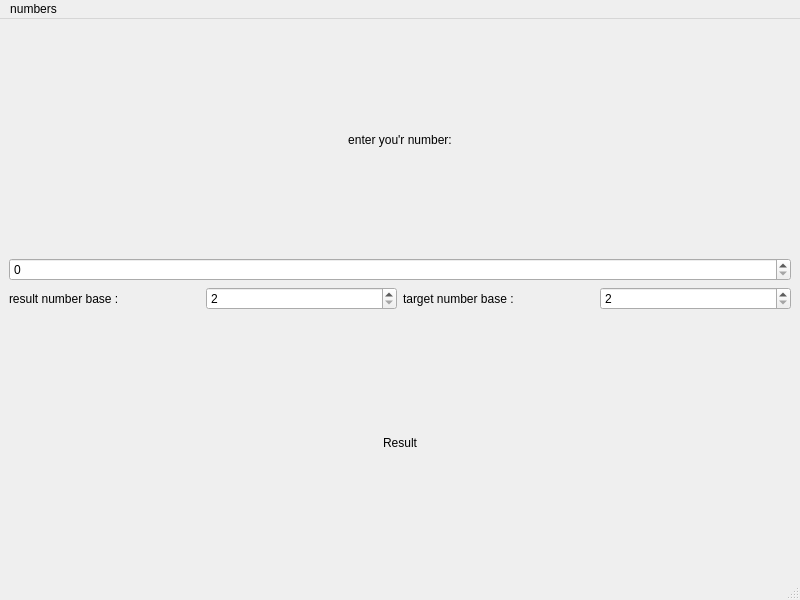
Qt form mainwindow.ui (sirUnchained/numbers-QT) before a commit.
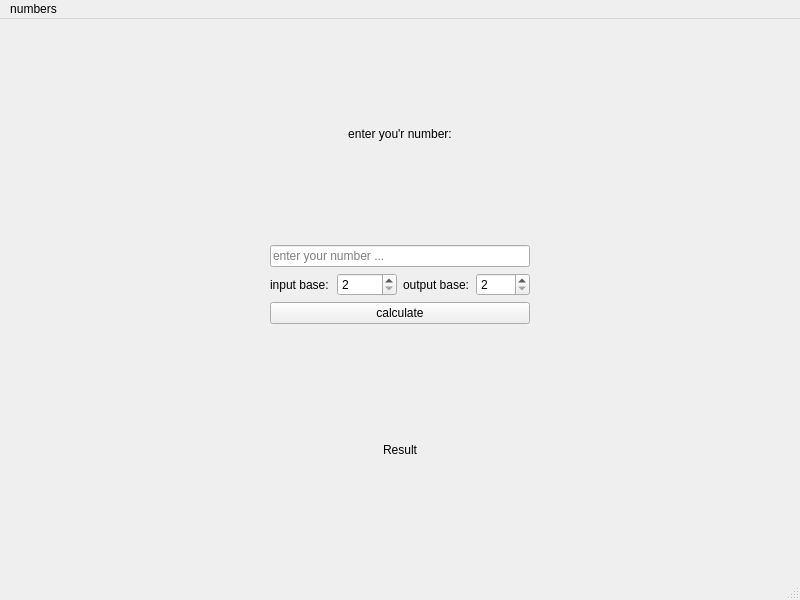
The same form after that commit.

Commit message: project is done for now ...

```diff
--- a/mainwindow.ui
+++ b/mainwindow.ui
@@ -15,6 +15,19 @@
   </property>
   <widget class="QWidget" name="centralwidget">
    <layout class="QHBoxLayout" name="horizontalLayout_4">
+    <item>
+     <spacer name="horizontalSpacer">
+      <property name="orientation">
+       <enum>Qt::Orientation::Horizontal</enum>
+      </property>
+      <property name="sizeHint" stdset="0">
+       <size>
+        <width>40</width>
+        <height>20</height>
+       </size>
+      </property>
+     </spacer>
+    </item>
     <item>
      <layout class="QVBoxLayout" name="verticalLayout_2">
       <item>
@@ -30,7 +43,11 @@
          </widget>
         </item>
         <item>
-         <widget class="QSpinBox" name="spinBox_3"/>
+         <widget class="QLineEdit" name="user_input">
+          <property name="placeholderText">
+           <string>enter your number ...</string>
+          </property>
+         </widget>
         </item>
        </layout>
       </item>
@@ -41,7 +58,7 @@
           <item>
            <widget class="QLabel" name="result_base">
             <property name="text">
-             <string>result number base :</string>
+             <string>input base:</string>
             </property>
            </widget>
           </item>
@@ -62,7 +79,7 @@
           <item>
            <widget class="QLabel" name="target_base">
             <property name="text">
-             <string>target number base :</string>
+             <string>output base:</string>
             </property>
            </widget>
           </item>
@@ -81,7 +98,14 @@
        </layout>
       </item>
       <item>
-       <widget class="QLabel" name="label_2">
+       <widget class="QPushButton" name="calc_btn">
+        <property name="text">
+         <string>calculate</string>
+        </property>
+       </widget>
+      </item>
+      <item>
+       <widget class="QLabel" name="result">
         <property name="text">
          <string>Result</string>
         </property>
@@ -92,6 +116,19 @@
       </item>
      </layout>
     </item>
+    <item>
+     <spacer name="horizontalSpacer_2">
+      <property name="orientation">
+       <enum>Qt::Orientation::Horizontal</enum>
+      </property>
+      <property name="sizeHint" stdset="0">
+       <size>
+        <width>40</width>
+        <height>20</height>
+       </size>
+      </property>
+     </spacer>
+    </item>
    </layout>
   </widget>
   <widget class="QMenuBar" name="menubar">
```
Left out of the diff: 8 changed lines with no effect on the pictures. The commit also changes 2 other files.
